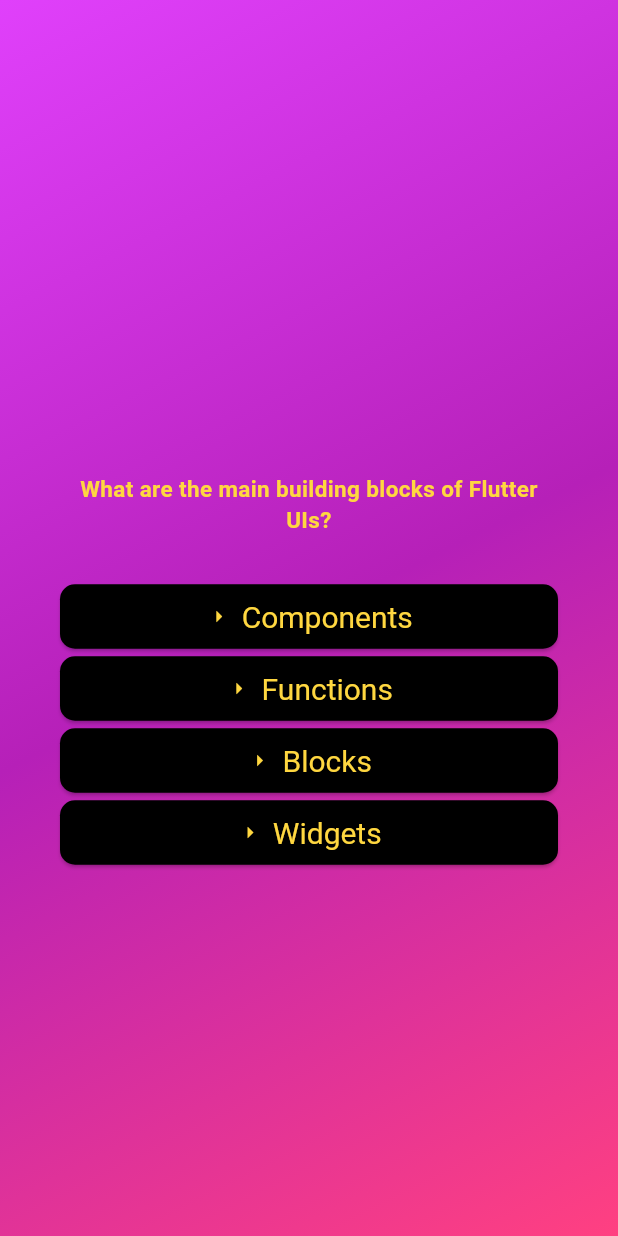
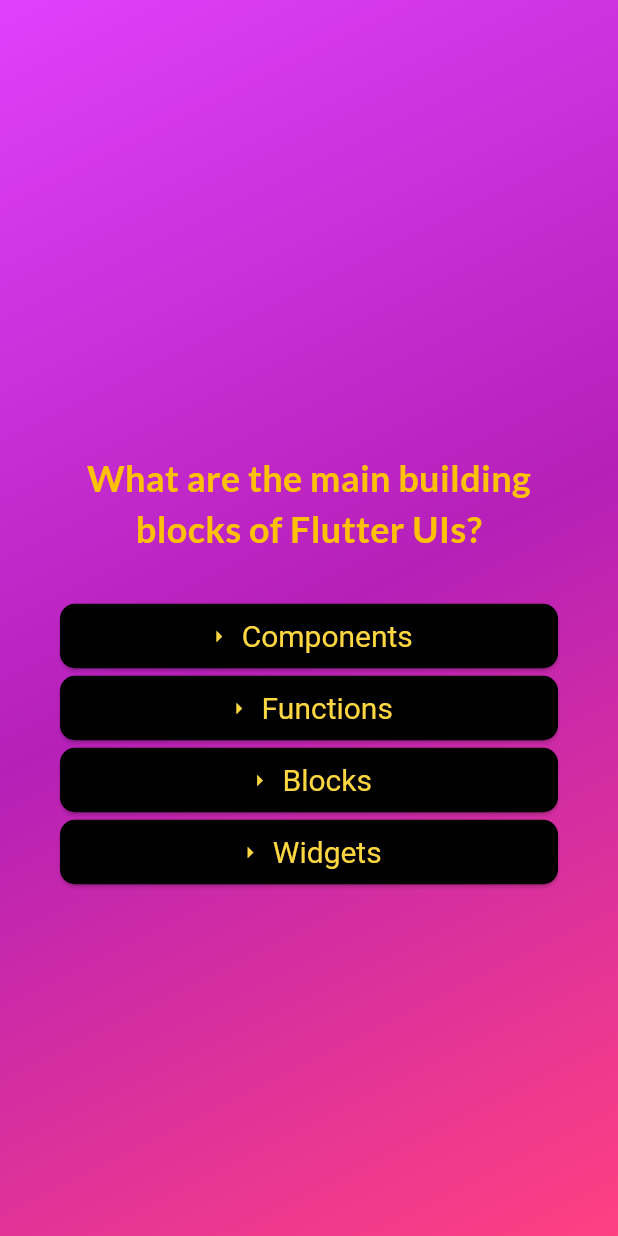
Before and after one commit to ishahzebali/quiz_app, a Flutter app: the screen it shows after launch, after a tap on "Start Quiz!", on a phone screen of 412 x 824 dp. Run offline on Flutter 3.47's test engine with Material 3 defaults, Android fonts, the phone set to English and light mode, and no system bars; our stand-ins replace google_fonts.

Commit message:
changed some style

```diff
--- a/lib/questions_screen.dart
+++ b/lib/questions_screen.dart
@@ -1,6 +1,7 @@
 import 'package:flutter/material.dart';
 import 'package:quiz_app/answer_button.dart';
 import 'package:quiz_app/data/questions.dart';
+import 'package:google_fonts/google_fonts.dart';
 
 class QuestionsScreen extends StatefulWidget {
   const QuestionsScreen({super.key});
@@ -35,10 +36,10 @@ class _QuestionScreenState extends State<QuestionsScreen> {
             const SizedBox(height: 70),
             Text(
               currentQuestion.text,
-              style: const TextStyle(
-                color: Colors.amberAccent,
-                fontSize: 15,
+              style: GoogleFonts.lato(
+                color: Colors.amber,
                 fontWeight: FontWeight.bold,
+                fontSize: 24,
               ),
               textAlign: TextAlign.center,
             ),
--- a/lib/start_screen.dart
+++ b/lib/start_screen.dart
@@ -1,4 +1,5 @@
 import 'package:flutter/material.dart';
+import 'package:google_fonts/google_fonts.dart';
 
 // String text = 'Learn Flutter the fun way!';
 
@@ -16,7 +17,7 @@ class StartScreen extends StatelessWidget {
           Image.asset(
             'assets/images/quiz-logo.png',
             width: 200,
-            color: const Color.fromARGB(200, 255, 255, 255),
+            color: const Color.fromARGB(199, 255, 229, 79),
           ),
 
           // Opacity(
@@ -30,11 +31,11 @@ class StartScreen extends StatelessWidget {
             height: 80,
           ),
 
-          const Text(
+          Text(
             'Learn Flutter the fun way!',
-            style: TextStyle(
-              color: Colors.white,
+            style: GoogleFonts.roboto(
               fontSize: 22,
+              color: Colors.amber,
               fontWeight: FontWeight.bold,
             ),
           ),
@@ -47,7 +48,7 @@ class StartScreen extends StatelessWidget {
             onPressed: startQuiz,
             style: ElevatedButton.styleFrom(
                 backgroundColor: Colors.black,
-                foregroundColor: Colors.white,
+                foregroundColor: Colors.amber,
                 shape: RoundedRectangleBorder(
                     borderRadius: BorderRadius.circular(10)),
                 textStyle: const TextStyle(
```
